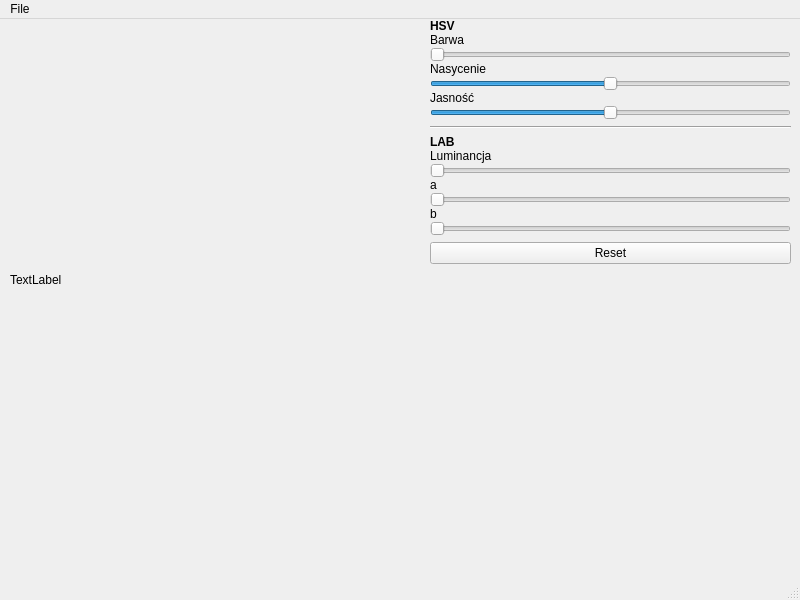
Above: Lab2/mainwindow.ui from LajterPL/gipo-2024 before the change. Below: the same form after it.
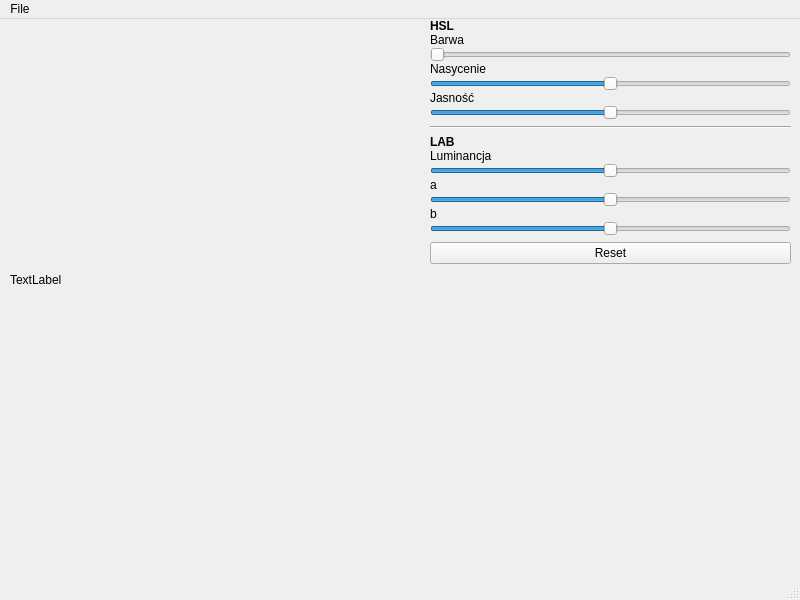
That is the form after the change.

What changed in the file:
```diff
--- a/Lab2/mainwindow.ui
+++ b/Lab2/mainwindow.ui
@@ -59,7 +59,7 @@
             </font>
            </property>
            <property name="text">
-            <string>HSV</string>
+            <string>HSL</string>
            </property>
           </widget>
          </item>
@@ -158,6 +158,12 @@
          </item>
          <item>
           <widget class="QSlider" name="l_slider">
+           <property name="minimum">
+            <number>-100</number>
+           </property>
+           <property name="maximum">
+            <number>100</number>
+           </property>
            <property name="orientation">
             <enum>Qt::Horizontal</enum>
            </property>
@@ -172,6 +178,12 @@
          </item>
          <item>
           <widget class="QSlider" name="a_slider">
+           <property name="minimum">
+            <number>-256</number>
+           </property>
+           <property name="maximum">
+            <number>256</number>
+           </property>
            <property name="orientation">
             <enum>Qt::Horizontal</enum>
            </property>
@@ -186,6 +198,12 @@
          </item>
          <item>
           <widget class="QSlider" name="b_slider">
+           <property name="minimum">
+            <number>-256</number>
+           </property>
+           <property name="maximum">
+            <number>256</number>
+           </property>
            <property name="orientation">
             <enum>Qt::Horizontal</enum>
            </property>
```
Left out of the diff: 4 changed lines with no effect on the pictures.
